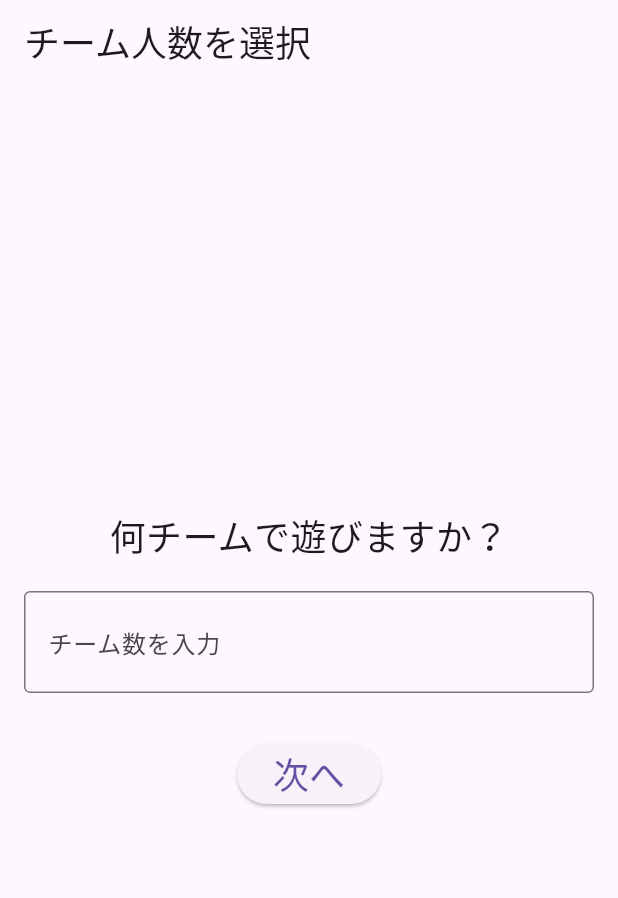
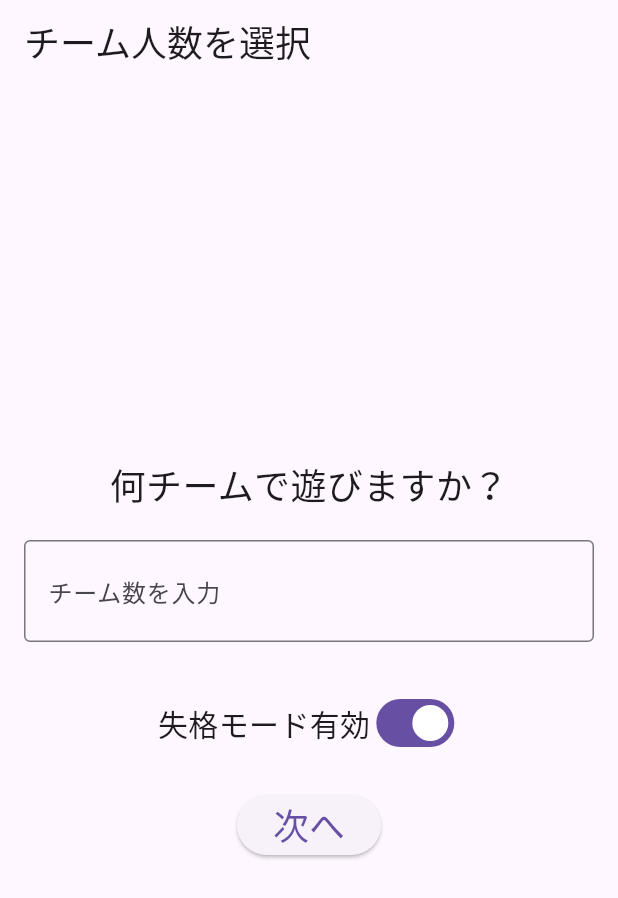
Before and after one commit to tailbook2712/molkky-ScoreCalcApp, a Flutter app: the screen it shows after launch, on a phone screen of 412 x 824 dp. Shown: the top 898 px of the screen. Run offline on Flutter 3.47's test engine with Material 3 defaults, Android fonts, the phone set to English and light mode, and no system bars.

Commit message:
失格モードの切り替え機能の追加

```diff
--- a/lib/screens/team_selection_screen.dart
+++ b/lib/screens/team_selection_screen.dart
@@ -9,6 +9,7 @@ class TeamSelectionScreen extends StatefulWidget {
 class _TeamSelectionScreenState extends State<TeamSelectionScreen> {
   final TextEditingController _teamCountController = TextEditingController();
   String _errorMessage = '';
+  bool _enableDisqualification = true;  // 失格機能のトグル状態
 
   @override
   void dispose() {
@@ -19,15 +20,16 @@ class _TeamSelectionScreenState extends State<TeamSelectionScreen> {
   void _navigateToTeamNameScreen(BuildContext context) {
     int? teamCount = int.tryParse(_teamCountController.text);
     if (teamCount != null && teamCount > 0) {
-      // チーム人数が入力されたら、チーム名入力画面に遷移
       Navigator.push(
         context,
         MaterialPageRoute(
-          builder: (context) => TeamNameScreen(teamCount: teamCount),
+          builder: (context) => TeamNameScreen(
+            teamCount: teamCount,
+            enableDisqualification: _enableDisqualification,  // トグルボタンの状態を渡す
+          ),
         ),
       );
     } else {
-      // 入力が無効の場合、エラーメッセージを表示
       setState(() {
         _errorMessage = '有効なチーム数を入力してください (1以上の整数)';
       });
@@ -64,6 +66,24 @@ class _TeamSelectionScreenState extends State<TeamSelectionScreen> {
                   style: TextStyle(color: Colors.red, fontSize: 18),
                 ),
               SizedBox(height: 20),
+              Row(
+                mainAxisAlignment: MainAxisAlignment.center,
+                children: [
+                  Text(
+                    _enableDisqualification ? '失格モード有効' : '失格モード無効',  // トグルに応じたテキスト
+                    style: TextStyle(fontSize: 20),
+                  ),
+                  Switch(
+                    value: _enableDisqualification,
+                    onChanged: (value) {
+                      setState(() {
+                        _enableDisqualification = value;
+                      });
+                    },
+                  ),
+                ],
+              ),
+              SizedBox(height: 20),
               ElevatedButton(
                 onPressed: () => _navigateToTeamNameScreen(context),
                 child: Text('次へ', style: TextStyle(fontSize: 24)),
```
Also changed, not shown: lib/screens/score_screen.dart (+6 -4 lines), lib/screens/team_name_screen.dart (+9 -3 lines).
